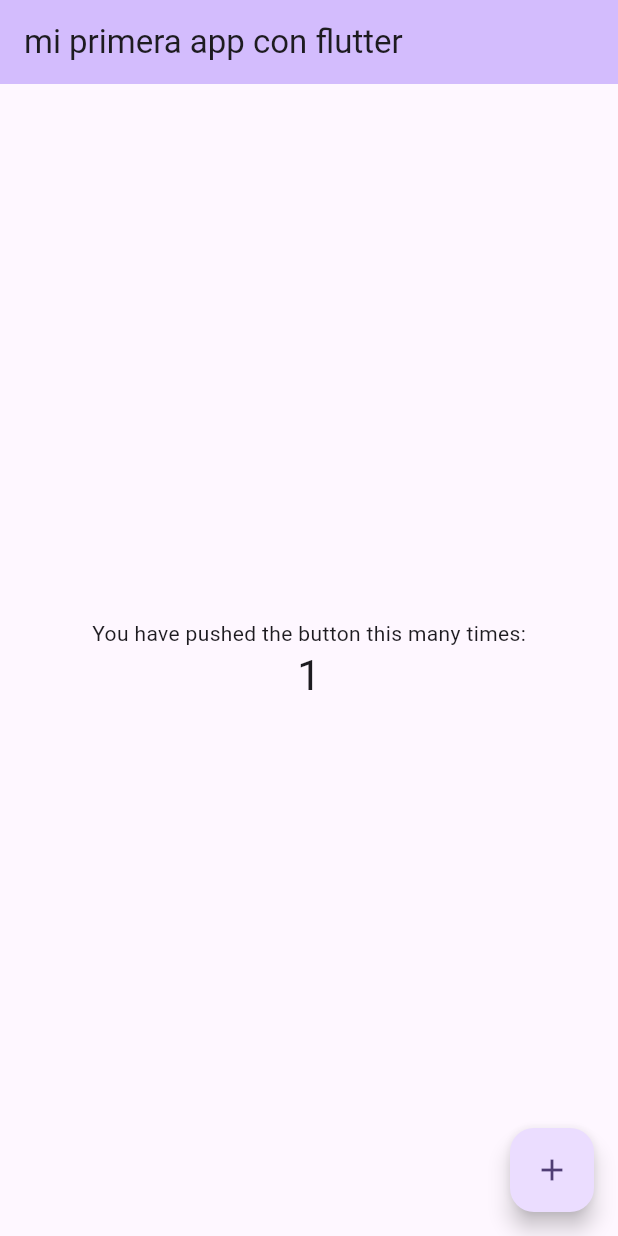
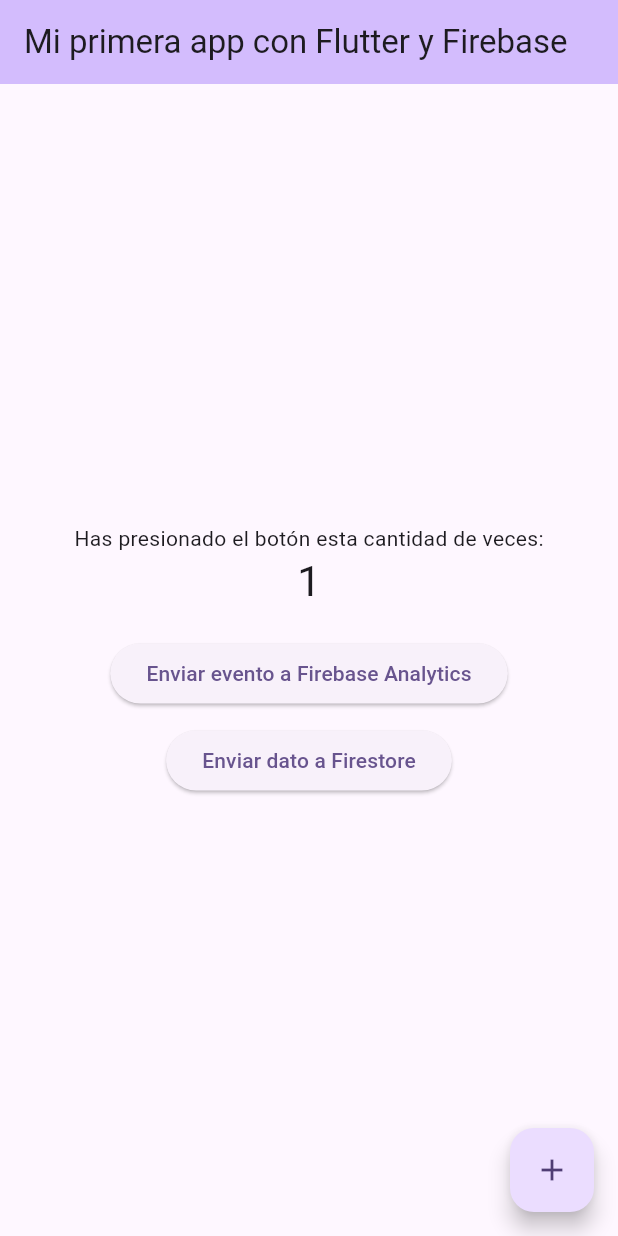
Before and after one commit to sergiorc182/mi_app_mobile, a Flutter app: the screen it shows after launch, after a tap on the "add" icon, on a phone screen of 412 x 824 dp. Run offline on Flutter 3.47's test engine with Material 3 defaults, Android fonts, the phone set to English and light mode, and no system bars; our stand-ins replace cloud_firestore, firebase_analytics, firebase_core; accounts and stored records are empty.

Commit message:
Configurar Firebase Core, Analytics y Firestore, y actualizar main.dart

```diff
--- a/lib/main.dart
+++ b/lib/main.dart
@@ -1,52 +1,33 @@
 import 'package:flutter/material.dart';
+import 'package:firebase_core/firebase_core.dart';
+import 'package:firebase_analytics/firebase_analytics.dart';
+import 'package:cloud_firestore/cloud_firestore.dart';
 
-void main() {
+void main() async {
+  WidgetsFlutterBinding.ensureInitialized();
+  await Firebase.initializeApp();
   runApp(const MyApp());
 }
 
 class MyApp extends StatelessWidget {
   const MyApp({super.key});
 
-  // This widget is the root of your application.
+
   @override
   Widget build(BuildContext context) {
     return MaterialApp(
-      title: 'Flutter Demo',
+      title: 'Flutter Demo con Firebase',
       theme: ThemeData(
-        // This is the theme of your application.
-        //
-        // TRY THIS: Try running your application with "flutter run". You'll see
-        // the application has a purple toolbar. Then, without quitting the app,
-        // try changing the seedColor in the colorScheme below to Colors.green
-        // and then invoke "hot reload" (save your changes or press the "hot
-        // reload" button in a Flutter-supported IDE, or press "r" if you used
-        // the command line to start the app).
-        //
-        // Notice that the counter didn't reset back to zero; the application
-        // state is not lost during the reload. To reset the state, use hot
-        // restart instead.
-        //
-        // This works for code too, not just values: Most code changes can be
-        // tested with just a hot reload.
-        colorScheme: .fromSeed(seedColor: Colors.deepPurple),
+        colorScheme: ColorScheme.fromSeed(seedColor: Colors.deepPurple),
+        useMaterial3: true,
       ),
-      home: const MyHomePage(title: 'mi primera app con flutter'),
+      home: const MyHomePage(title: 'Mi primera app con Flutter y Firebase'),
     );
   }
 }
 
 class MyHomePage extends StatefulWidget {
   const MyHomePage({super.key, required this.title});
-
-  // This widget is the home page of your application. It is stateful, meaning
-  // that it has a State object (defined below) that contains fields that affect
-  // how it looks.
-
-  // This class is the configuration for the state. It holds the values (in this
-  // case the title) provided by the parent (in this case the App widget) and
-  // used by the build method of the State. Fields in a Widget subclass are
-  // always marked "final".
-
   final String title;
 
   @override
@@ -56,65 +37,66 @@ class MyHomePage extends StatefulWidget {
 class _MyHomePageState extends State<MyHomePage> {
   int _counter = 0;
 
+  // Instancias de Firebase
+  final FirebaseAnalytics analytics = FirebaseAnalytics.instance;
+  final FirebaseFirestore firestore = FirebaseFirestore.instance;
+
   void _incrementCounter() {
     setState(() {
-      // This call to setState tells the Flutter framework that something has
-      // changed in this State, which causes it to rerun the build method below
-      // so that the display can reflect the updated values. If we changed
-      // _counter without calling setState(), then the build method would not be
-      // called again, and so nothing would appear to happen.
       _counter++;
     });
   }
 
+  // Función para enviar evento a Firebase Analytics
+  Future<void> _sendAnalyticsEvent() async {
+    await analytics.logEvent(
+      name: 'contador_incrementado',
+      parameters: {'valor': _counter},
+    );
+    print('Evento enviado a Firebase Analytics: $_counter');
+  }
+
+  // Función para enviar dato a Firestore
+  Future<void> _sendDataToFirestore() async {
+    await firestore.collection('contador').add({
+      'valor': _counter,
+      'timestamp': FieldValue.serverTimestamp(),
+    });
+    print('Dato enviado a Firestore: $_counter');
+  }
+
   @override
   Widget build(BuildContext context) {
-    // This method is rerun every time setState is called, for instance as done
-    // by the _incrementCounter method above.
-    //
-    // The Flutter framework has been optimized to make rerunning build methods
-    // fast, so that you can just rebuild anything that needs updating rather
-    // than having to individually change instances of widgets.
     return Scaffold(
       appBar: AppBar(
-        // TRY THIS: Try changing the color here to a specific color (to
-        // Colors.amber, perhaps?) and trigger a hot reload to see the AppBar
-        // change color while the other colors stay the same.
         backgroundColor: Theme.of(context).colorScheme.inversePrimary,
-        // Here we take the value from the MyHomePage object that was created by
-        // the App.build method, and use it to set our appbar title.
         title: Text(widget.title),
       ),
       body: Center(
-        // Center is a layout widget. It takes a single child and positions it
-        // in the middle of the parent.
         child: Column(
-          // Column is also a layout widget. It takes a list of children and
-          // arranges them vertically. By default, it sizes itself to fit its
-          // children horizontally, and tries to be as tall as its parent.
-          //
-          // Column has various properties to control how it sizes itself and
-          // how it positions its children. Here we use mainAxisAlignment to
-          // center the children vertically; the main axis here is the vertical
-          // axis because Columns are vertical (the cross axis would be
-          // horizontal).
-          //
-          // TRY THIS: Invoke "debug painting" (choose the "Toggle Debug Paint"
-          // action in the IDE, or press "p" in the console), to see the
-          // wireframe for each widget.
-          mainAxisAlignment: .center,
+          mainAxisAlignment: MainAxisAlignment.center,
           children: [
-            const Text('You have pushed the button this many times:'),
+            const Text('Has presionado el botón esta cantidad de veces:'),
             Text(
               '$_counter',
               style: Theme.of(context).textTheme.headlineMedium,
+            ),
+            const SizedBox(height: 20),
+            ElevatedButton(
+              onPressed: _sendAnalyticsEvent,
+              child: const Text('Enviar evento a Firebase Analytics'),
+            ),
+            const SizedBox(height: 10),
+            ElevatedButton(
+              onPressed: _sendDataToFirestore,
+              child: const Text('Enviar dato a Firestore'),
             ),
           ],
         ),
       ),
       floatingActionButton: FloatingActionButton(
         onPressed: _incrementCounter,
-        tooltip: 'Increment',
+        tooltip: 'Incrementar',
         child: const Icon(Icons.add),
       ),
     );
```
Also changed, not shown: pubspec.yaml (+8 -70 lines), 2 other files.
